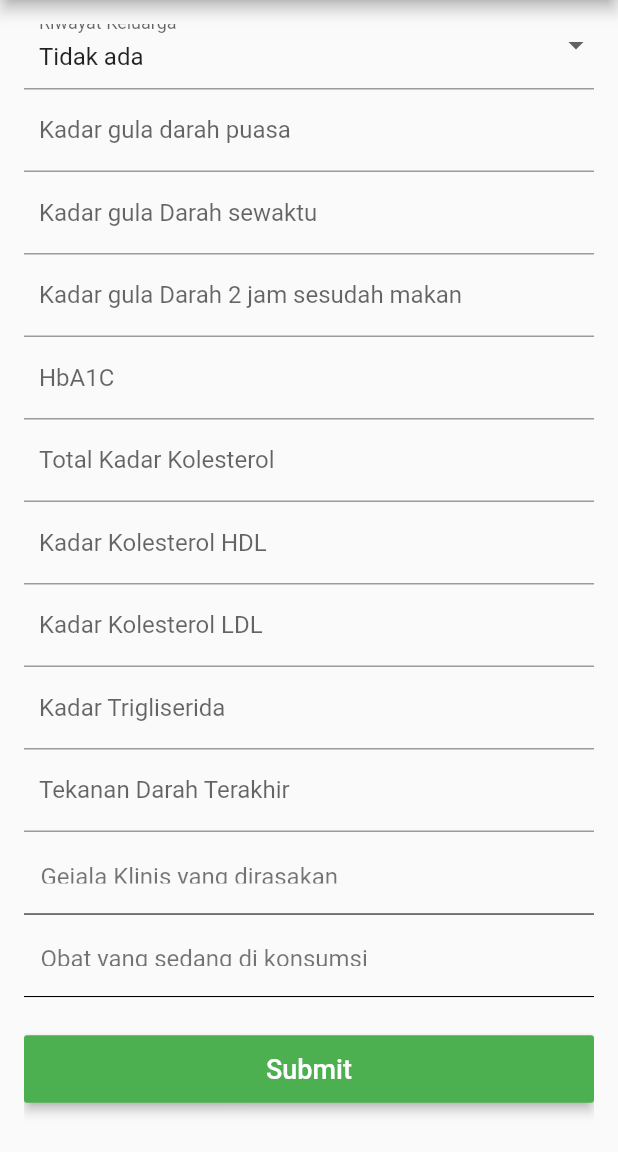
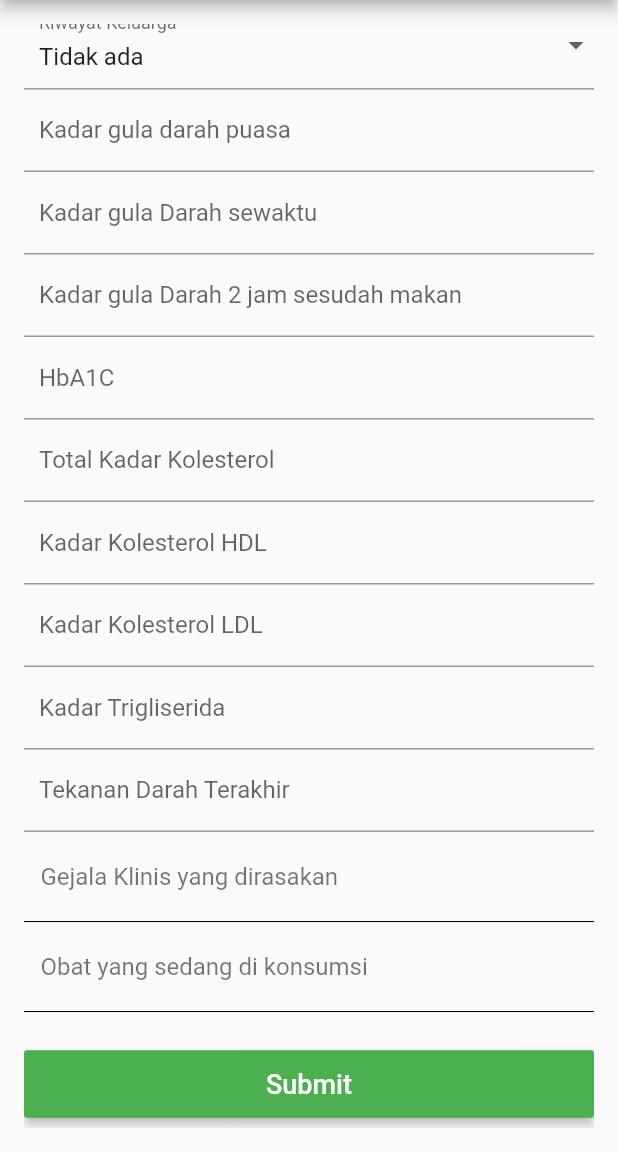
Before and after one commit to AlecSPb/dietbetes, a Flutter app: the RegisterPage screen opened by its route, scrolled down 678 dp, on a phone screen of 412 x 824 dp, the part 84-1236 px from its top. Run offline on Flutter 3.47's test engine with Material 2 defaults, Android fonts, the phone set to English and light mode, and no system bars; our stand-ins replace cached_network_image, circular_profile_avatar, date_format, dio, firebase_messaging, flutter_widget_from_html and 4 more; missing offline and left inert: fcharts, pigment; accounts and stored records are empty.

Commit message:
update register button

```diff
--- a/lib/util/validator.dart
+++ b/lib/util/validator.dart
@@ -5,8 +5,8 @@ class ValidationMixin {
   String validatePassword(String val) {
     if (val.isEmpty) {
       return 'Required!';
-    } else if (val.length < 5) {
-      return 'Password must be at least 5 characters long';
+    } else if (val.length < 8) {
+      return 'Password must be at least 8 characters long';
     }
     return null;
   }
--- a/lib/view/register/register_view.dart
+++ b/lib/view/register/register_view.dart
@@ -77,7 +77,7 @@ class _RegisterPageState extends State<RegisterPage> with ValidationMixin {
         stream: registerCtrl.getPassword,
         builder: (ctx, snapshoot) {
           return TextFormField(
-            validator: validateRequired,
+            validator: validatePassword,
             onSaved: registerCtrl.updatePassword,
             decoration: InputDecoration(
               labelText: "Kata Sandi",
@@ -91,7 +91,7 @@ class _RegisterPageState extends State<RegisterPage> with ValidationMixin {
         stream: registerCtrl.getConfPassword,
         builder: (ctx, snapshoot) {
           return TextFormField(
-            validator: validateRequired,
+            validator: validatePassword,
             onSaved: registerCtrl.updateConfPassword,
             decoration: InputDecoration(
               labelText: "Ulangi Kata Sandi",
@@ -172,11 +172,11 @@ class _RegisterPageState extends State<RegisterPage> with ValidationMixin {
       ),
       StreamBuilder(
         initialData: 0,
-        stream: registerCtrl.getHistory,
+        stream: registerCtrl.getPhysical,
         builder: (ctx, snapshoot) {
           return DropdownButtonFormField(
             validator: (v) => validateRequired(v.toString()),
-            onChanged: (val) => registerCtrl.updatehistory(val),
+            onChanged: (val) => registerCtrl.updatePhysical(val),
             value: snapshoot.data,
             decoration: InputDecoration(
               labelText: "Aktifitas Fisik",
@@ -463,7 +463,7 @@ class _RegisterPageState extends State<RegisterPage> with ValidationMixin {
                   bottom: BorderSide(width: 0.7)
                 )
               ),
-              height: 55.0,
+              height: 60.0,
               child: snapshoot.hasData && snapshoot.data != "" ? Column(
                 crossAxisAlignment: CrossAxisAlignment.start,
                 children: <Widget>[
@@ -487,7 +487,7 @@ class _RegisterPageState extends State<RegisterPage> with ValidationMixin {
                   bottom: BorderSide(width: 0.7)
                 )
               ),
-              height: 55.0,
+              height: 60.0,
               child: snapshoot.hasData && snapshoot.data != "" ? Column(
                 crossAxisAlignment: CrossAxisAlignment.start,
                 children: <Widget>[
--- a/lib/wigdet/loading.dart
+++ b/lib/wigdet/loading.dart
@@ -9,7 +9,7 @@ class Loading extends StatelessWidget {
   Widget build(BuildContext context) {
     return Positioned(
     child: show
-    ? Container(
+    ? Material(
         child: Center(
           child: Container(
             width: 100.0,
```
Also changed, not shown: lib/models/user.dart (+10 -10 lines), lib/view/register/register_controller.dart (+11 -6 lines), pubspec.lock.
